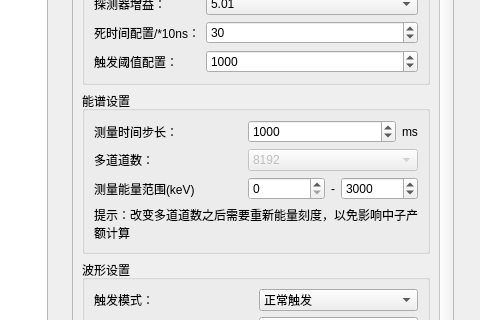
This is detsettingwindow.ui in MrXiaomao/HXR_Detector as Qt 5 draws it before an edit; both pictures show x 304 to 784 and y 205 to 525 of the 784 by 864 pixel window. The edited form follows.
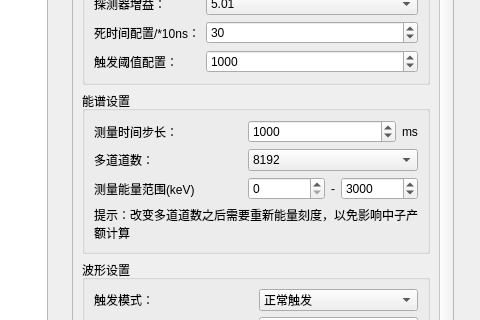
This is the edited form.

Commit message: 修复多道能谱显示问题

What changed in the file:
```diff
--- a/detsettingwindow.ui
+++ b/detsettingwindow.ui
@@ -411,7 +411,7 @@
               <item row="1" column="1" colspan="2">
                <widget class="QComboBox" name="comboBox_spectrumLength">
                 <property name="enabled">
-                 <bool>false</bool>
+                 <bool>true</bool>
                 </property>
                 <property name="currentIndex">
                  <number>3</number>
```
The commit also changes 2 other files.
